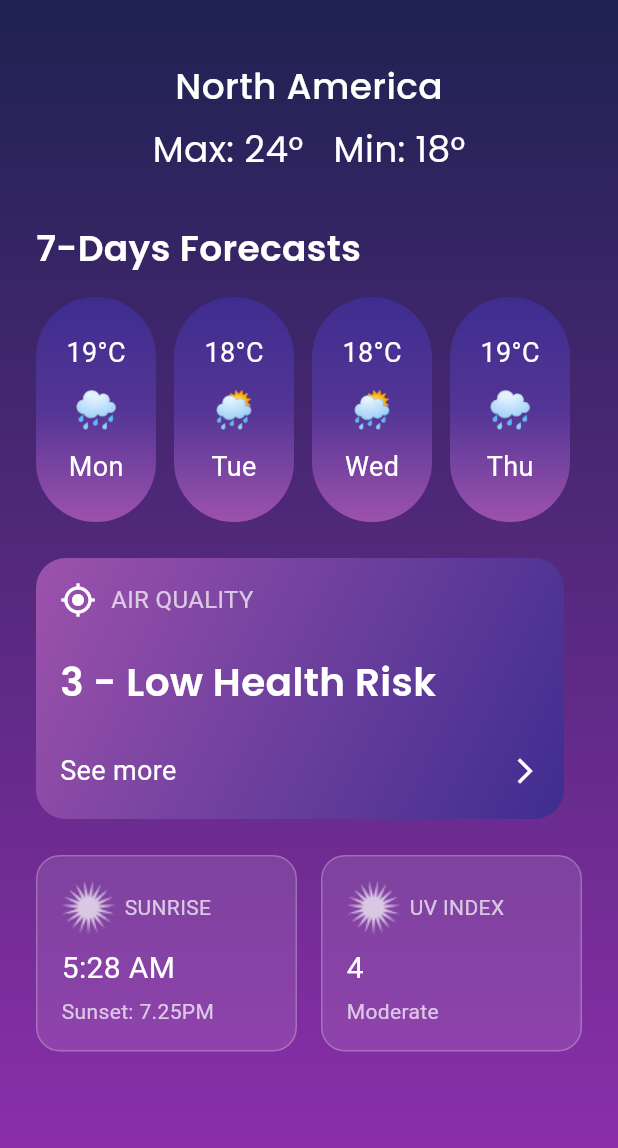
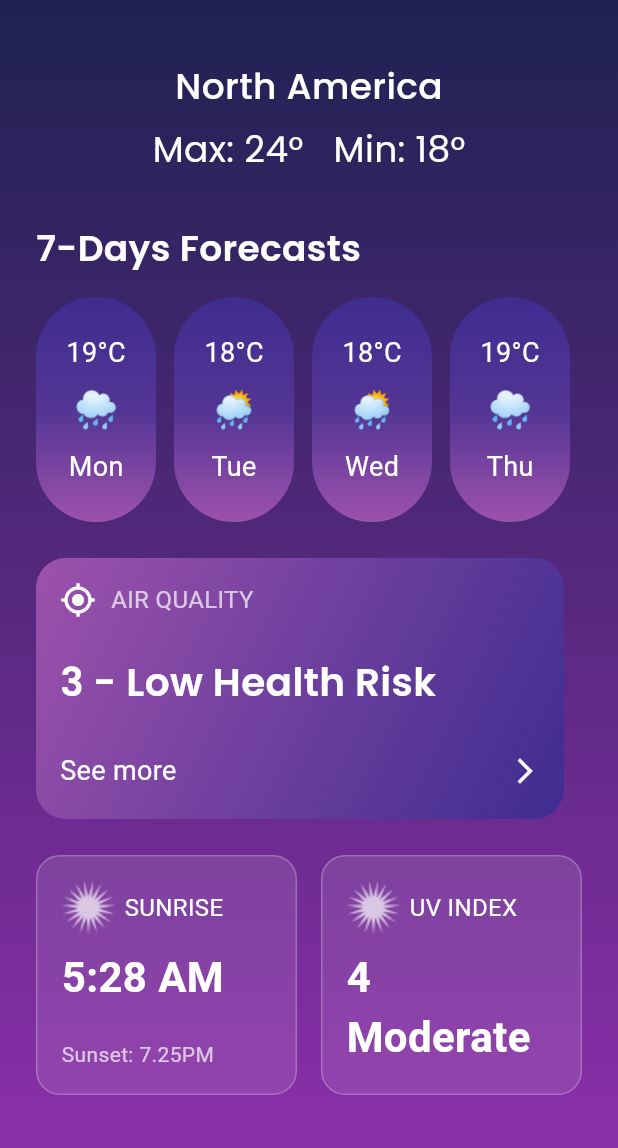
Before and after one commit to shahnewazIbrahim/interactiveAssignments, a Flutter app: the ForecastScreen screen opened directly, on a phone screen of 412 x 824 dp. Shown: the top 1148 px of the screen. Run offline on Flutter 3.47's test engine with Material 3 defaults, Android fonts, the light colour scheme and no system bars; our stand-ins replace google_fonts.

Commit message:
weather app

```diff
--- a/flutter/weather_app/lib/screens/forecast_screen.dart
+++ b/flutter/weather_app/lib/screens/forecast_screen.dart
@@ -150,8 +150,8 @@ class ForecastScreen extends StatelessWidget {
                     Expanded(
                       child: InfoBox(
                         title: "UV INDEX",
-                        subtitle: "4",
-                        extra: "Moderate",
+                        subtitle: "4 Moderate",
+                        // extra: "",
                         icon: Image.asset(
                           'assets/sunburst.png',
                           width: 36,
@@ -213,20 +213,22 @@ class ForecastCard extends StatelessWidget {
 class InfoBox extends StatelessWidget {
   final String title;
   final String subtitle;
-  final String extra;
   final Widget icon; // ✅ এখন Widget নিচ্ছে
+  final String? extra;
 
   const InfoBox({
     super.key,
     required this.title,
     required this.subtitle,
-    required this.extra,
     required this.icon,
+    this.extra,
   });
 
   @override
   Widget build(BuildContext context) {
     return Container(
+      width: 161,
+      height: 160,
       padding: const EdgeInsets.all(16),
       decoration: BoxDecoration(
         color: Colors.white.withOpacity(0.1),
@@ -243,14 +245,15 @@ class InfoBox extends StatelessWidget {
               const SizedBox(width: 6),
               Text(
                 title,
-                style: const TextStyle(color: Colors.white70),
+                style: const TextStyle(color: Colors.white, fontSize: 16),
               ),
             ],
           ),
           const SizedBox(height: 8),
-          Text(subtitle, style: const TextStyle(fontSize: 20, color: Colors.white)),
+          Expanded(child: Text(subtitle, style: const TextStyle(fontSize: 28, color: Colors.white, fontWeight: FontWeight.w600 ))),
           const SizedBox(height: 4),
-          Text(extra, style: const TextStyle(fontSize: 14, color: Colors.white70)),
+          if (extra != null)
+            Text(extra!, style: const TextStyle(fontSize: 14, color: Colors.white70)),
         ],
       ),
     );
```
